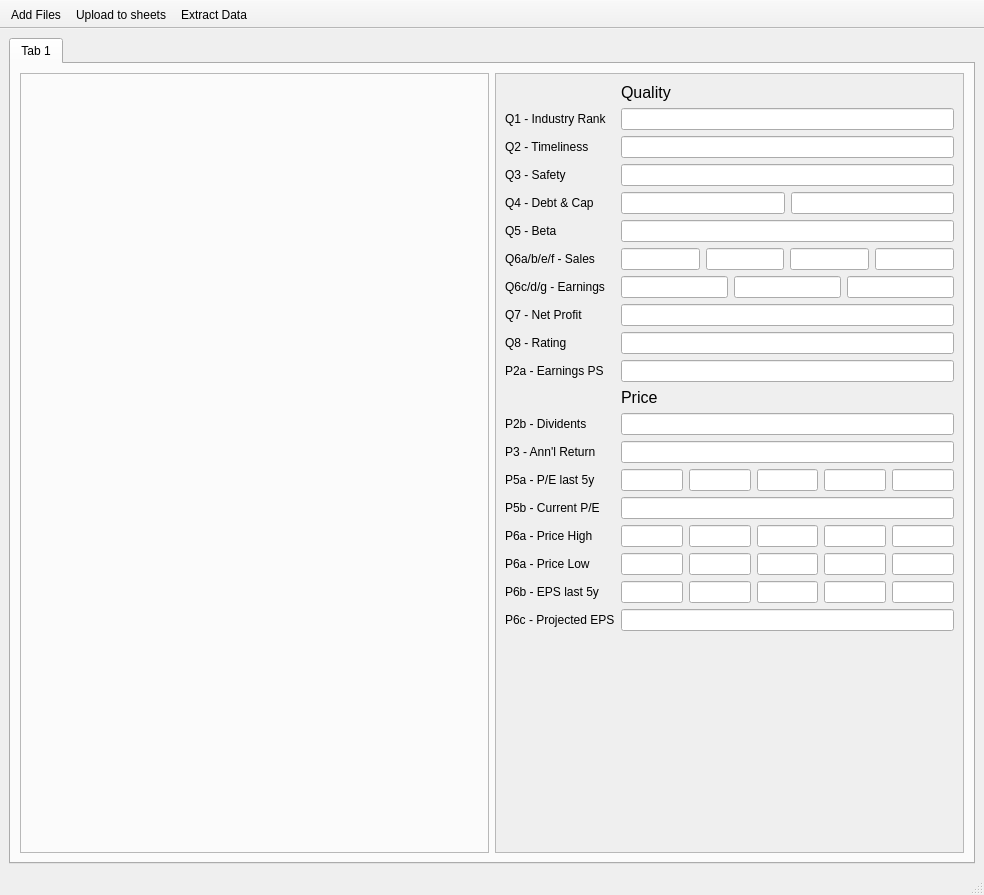
Above: gui.ui from Vlada60/vl before the change. Below: the same form after it.
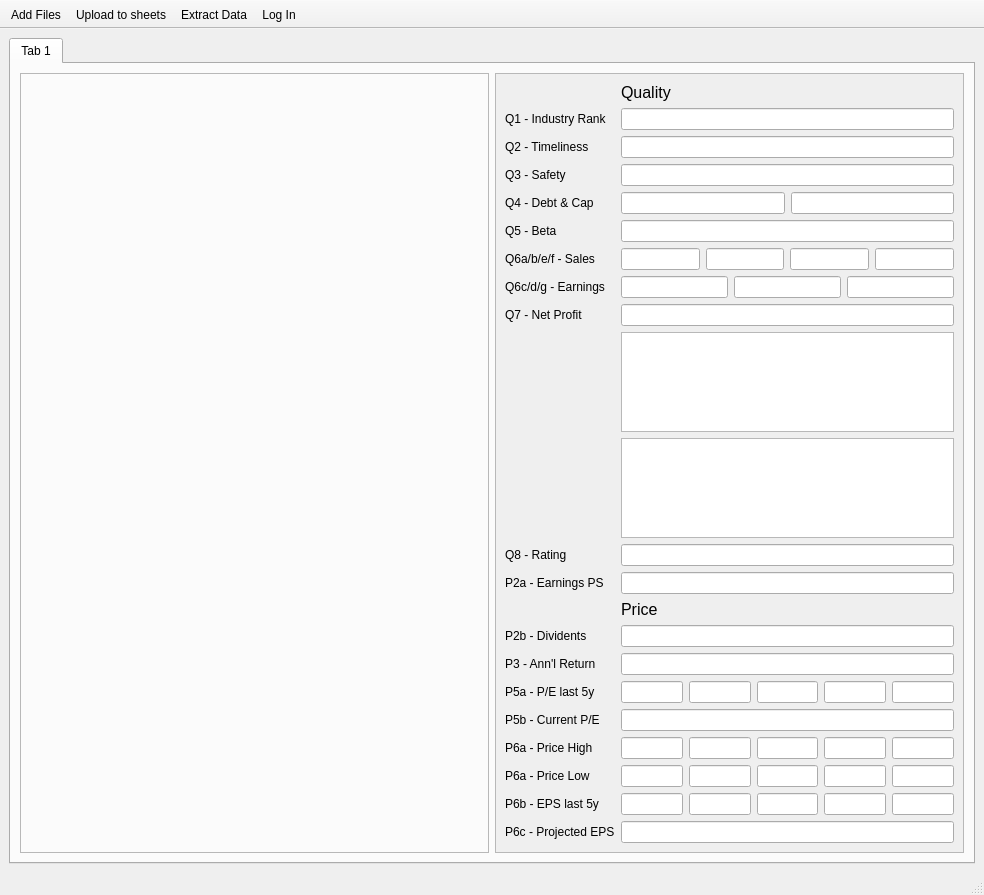
That is the form after the change. Icons and pictures are not drawn.

Commit message: add upload to sheets logic to gui

The edit to the form file:
```diff
--- a/gui.ui
+++ b/gui.ui
@@ -53,14 +53,26 @@
               <rect>
                <x>0</x>
                <y>0</y>
-               <width>472</width>
-               <height>737</height>
+               <width>451</width>
+               <height>918</height>
               </rect>
              </property>
              <layout class="QFormLayout" name="formLayout">
               <property name="sizeConstraint">
                <enum>QLayout::SizeConstraint::SetDefaultConstraint</enum>
               </property>
+              <item row="1" column="1">
+               <widget class="QLabel" name="label">
+                <property name="font">
+                 <font>
+                  <pointsize>12</pointsize>
+                 </font>
+                </property>
+                <property name="text">
+                 <string>Quality</string>
+                </property>
+               </widget>
+              </item>
               <item row="2" column="0">
                <widget class="QLabel" name="q1Label">
                 <property name="text">
@@ -171,54 +183,54 @@
               <item row="9" column="1">
                <widget class="QLineEdit" name="q7LineEdit"/>
               </item>
-              <item row="10" column="0">
+              <item row="12" column="0">
                <widget class="QLabel" name="q8Label">
                 <property name="text">
                  <string>Q8 - Rating</string>
                 </property>
                </widget>
               </item>
-              <item row="10" column="1">
+              <item row="12" column="1">
                <widget class="QLineEdit" name="q8LineEdit"/>
               </item>
-              <item row="11" column="0">
+              <item row="13" column="0">
                <widget class="QLabel" name="p2aLabel">
                 <property name="text">
                  <string>P2a - Earnings PS</string>
                 </property>
                </widget>
               </item>
-              <item row="11" column="1">
+              <item row="13" column="1">
                <widget class="QLineEdit" name="p2aLineEdit"/>
               </item>
-              <item row="14" column="0">
+              <item row="16" column="0">
                <widget class="QLabel" name="p2bLabel">
                 <property name="text">
                  <string>P2b - Dividents</string>
                 </property>
                </widget>
               </item>
-              <item row="14" column="1">
+              <item row="16" column="1">
                <widget class="QLineEdit" name="p2bLineEdit"/>
               </item>
-              <item row="15" column="0">
+              <item row="17" column="0">
                <widget class="QLabel" name="p3Label">
                 <property name="text">
                  <string>P3 - Ann'l Return</string>
                 </property>
                </widget>
               </item>
-              <item row="15" column="1">
+              <item row="17" column="1">
                <widget class="QLineEdit" name="p3LineEdit"/>
               </item>
-              <item row="16" column="0">
+              <item row="18" column="0">
                <widget class="QLabel" name="p5aLabel">
                 <property name="text">
                  <string>P5a - P/E last 5y</string>
                 </property>
                </widget>
               </item>
-              <item row="16" column="1">
+              <item row="18" column="1">
                <layout class="QHBoxLayout" name="p5a">
                 <item>
                  <widget class="QLineEdit" name="p5aLineEdit_y1"/>
@@ -237,24 +249,24 @@
                 </item>
                </layout>
               </item>
-              <item row="17" column="0">
+              <item row="19" column="0">
                <widget class="QLabel" name="p5bLabel">
                 <property name="text">
                  <string>P5b - Current P/E</string>
                 </property>
                </widget>
               </item>
-              <item row="17" column="1">
+              <item row="19" column="1">
                <widget class="QLineEdit" name="p5bLineEdit"/>
               </item>
-              <item row="18" column="0">
+              <item row="20" column="0">
                <widget class="QLabel" name="p6aLabel">
                 <property name="text">
                  <string>P6a - Price High</string>
                 </property>
                </widget>
               </item>
-              <item row="18" column="1">
+              <item row="20" column="1">
                <layout class="QHBoxLayout" name="p6a">
                 <item>
                  <widget class="QLineEdit" name="p6aLineEdit_y1"/>
@@ -273,14 +285,14 @@
                 </item>
                </layout>
               </item>
-              <item row="19" column="0">
+              <item row="21" column="0">
                <widget class="QLabel" name="p6aLabelLow">
                 <property name="text">
                  <string>P6a - Price Low</string>
                 </property>
                </widget>
               </item>
-              <item row="19" column="1">
+              <item row="21" column="1">
                <layout class="QHBoxLayout" name="p6a_low">
                 <item>
                  <widget class="QLineEdit" name="p6aLineEdit_y1_low"/>
@@ -299,14 +311,14 @@
                 </item>
                </layout>
               </item>
-              <item row="20" column="0">
+              <item row="22" column="0">
                <widget class="QLabel" name="p6bLabel">
                 <property name="text">
                  <string>P6b - EPS last 5y</string>
                 </property>
                </widget>
               </item>
-              <item row="20" column="1">
+              <item row="22" column="1">
                <layout class="QHBoxLayout" name="p6b">
                 <item>
                  <widget class="QLineEdit" name="p6bLineEdit_y1"/>
@@ -325,29 +337,17 @@
                 </item>
                </layout>
               </item>
-              <item row="21" column="0">
+              <item row="23" column="0">
                <widget class="QLabel" name="p6cLabel">
                 <property name="text">
                  <string>P6c - Projected EPS</string>
                 </property>
                </widget>
               </item>
-              <item row="21" column="1">
+              <item row="23" column="1">
                <widget class="QLineEdit" name="p6cLineEdit"/>
               </item>
-              <item row="1" column="1">
-               <widget class="QLabel" name="label">
-                <property name="font">
-                 <font>
-                  <pointsize>12</pointsize>
-                 </font>
-                </property>
-                <property name="text">
-                 <string>Quality</string>
-                </property>
-               </widget>
-              </item>
-              <item row="13" column="1">
+              <item row="15" column="1">
                <widget class="QLabel" name="label_2">
                 <property name="font">
                  <font>
@@ -359,6 +359,12 @@
                 </property>
                </widget>
               </item>
+              <item row="10" column="1">
+               <widget class="QTextEdit" name="q7TextEdit"/>
+              </item>
+              <item row="11" column="1">
+               <widget class="QTextEdit" name="q7TextEdit_analysis"/>
+              </item>
              </layout>
             </widget>
            </widget>
@@ -404,6 +410,7 @@
    <addaction name="actionAdd_Files"/>
    <addaction name="actionUpload_to_sheets"/>
    <addaction name="actionExtract_Data"/>
+   <addaction name="actionLog_In"/>
   </widget>
   <action name="actionAdd_Files">
    <property name="checkable">
@@ -456,6 +463,14 @@
     <enum>QAction::MenuRole::NoRole</enum>
    </property>
   </action>
+  <action name="actionLog_In">
+   <property name="text">
+    <string>Log In</string>
+   </property>
+   <property name="menuRole">
+    <enum>QAction::MenuRole::NoRole</enum>
+   </property>
+  </action>
  </widget>
  <resources/>
  <connections/>
```
The commit also changes 3 other files.
